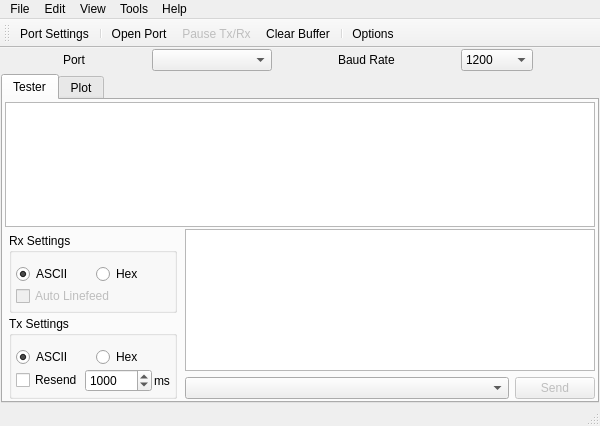
Before: the Qt Designer form SerialTool/ui/serialtool.ui in skiars/SerialTool, drawn with Qt 5.
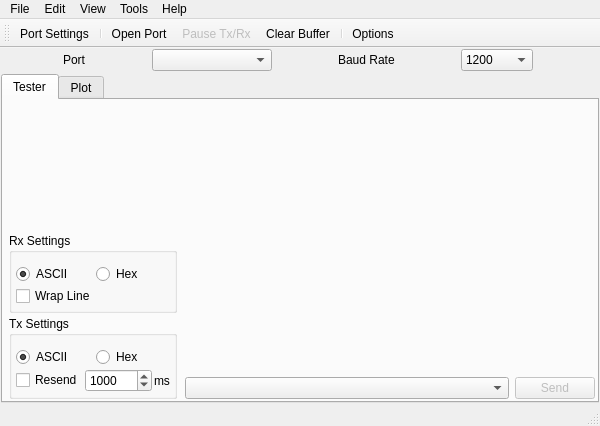
After: the same form once the commit is applied. Icons and pictures are not drawn. Custom widgets are drawn as their Qt base class.

Patch:
```diff
--- a/SerialTool/ui/serialtool.ui
+++ b/SerialTool/ui/serialtool.ui
@@ -210,9 +210,12 @@
          <number>2</number>
         </property>
         <item>
-         <widget class="QTextEdit" name="textEditRead">
-          <property name="readOnly">
-           <bool>true</bool>
+         <widget class="TextEdit" name="textEditRx" native="true">
+          <property name="sizePolicy">
+           <sizepolicy hsizetype="Preferred" vsizetype="Expanding">
+            <horstretch>0</horstretch>
+            <verstretch>0</verstretch>
+           </sizepolicy>
           </property>
          </widget>
         </item>
@@ -288,12 +291,12 @@
                  </layout>
                 </item>
                 <item>
-                 <widget class="QCheckBox" name="checkBox_2">
+                 <widget class="QCheckBox" name="wrapLineBox">
                   <property name="enabled">
-                   <bool>false</bool>
+                   <bool>true</bool>
                   </property>
                   <property name="text">
-                   <string>Auto Linefeed</string>
+                   <string>Wrap Line</string>
                   </property>
                  </widget>
                 </item>
@@ -387,7 +390,10 @@
           </item>
           <item>
            <layout class="QGridLayout" name="gridLayout_3">
-            <item row="1" column="1">
+            <item row="2" column="0">
+             <widget class="QComboBox" name="comboBox"/>
+            </item>
+            <item row="2" column="1">
              <widget class="QPushButton" name="sendButton">
               <property name="enabled">
                <bool>false</bool>
@@ -410,17 +416,7 @@
              </widget>
             </item>
             <item row="0" column="0" colspan="2">
-             <widget class="QTextEdit" name="textEditWrite">
-              <property name="sizePolicy">
-               <sizepolicy hsizetype="Expanding" vsizetype="Ignored">
-                <horstretch>0</horstretch>
-                <verstretch>0</verstretch>
-               </sizepolicy>
-              </property>
-             </widget>
-            </item>
-            <item row="1" column="0">
-             <widget class="QComboBox" name="comboBox"/>
+             <widget class="TextEdit" name="textEditTx" native="true"/>
             </item>
            </layout>
           </item>
@@ -854,6 +850,12 @@
    <header>qcustomplot.h</header>
    <container>1</container>
   </customwidget>
+  <customwidget>
+   <class>TextEdit</class>
+   <extends>QWidget</extends>
+   <header>textedit.h</header>
+   <container>1</container>
+  </customwidget>
  </customwidgets>
  <resources>
   <include location="../resource/serialtool.qrc"/>
```
